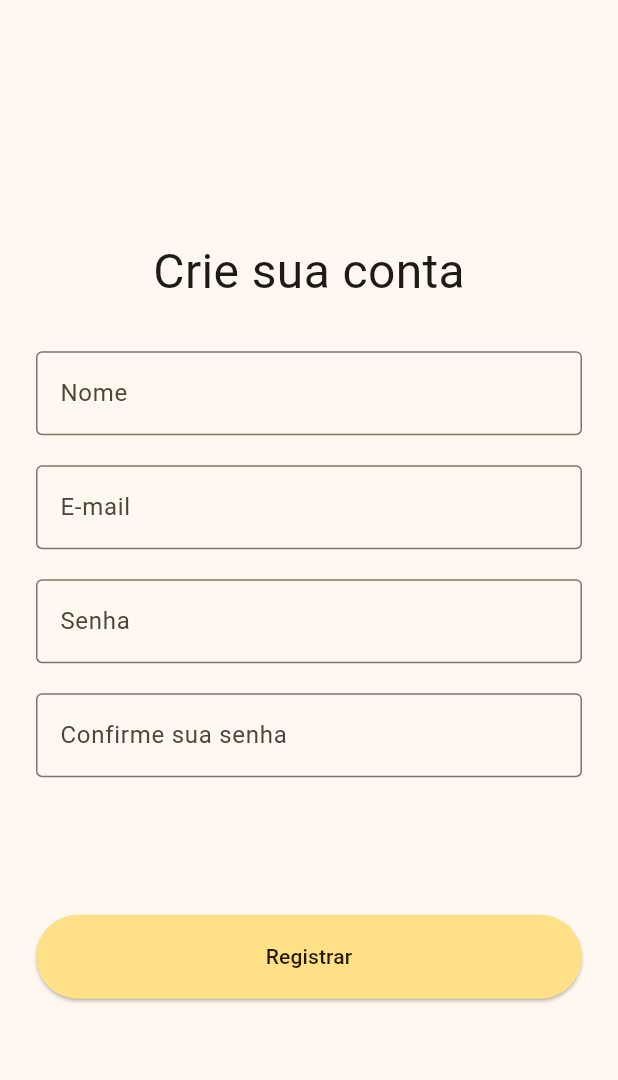
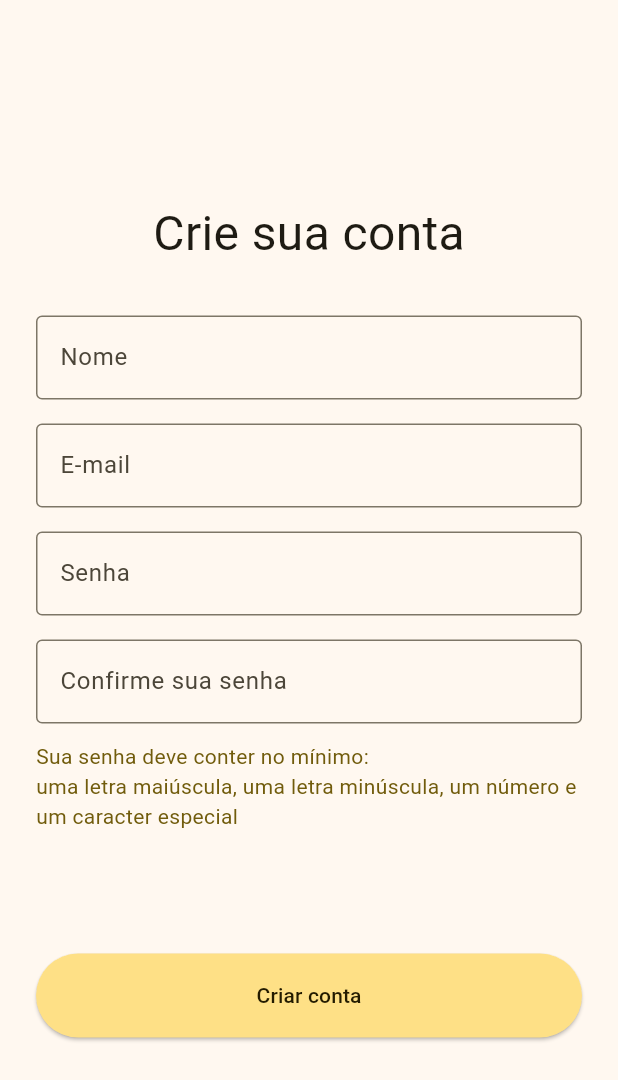
Before and after one commit to mattatito/bilhetinhos, a Flutter app: the screen it shows after launch, after a tap on "Não possui conta? Crie uma clicando aqui", on a phone screen of 412 x 824 dp. Shown: the top 1080 px of the screen. Run offline on Flutter 3.47's test engine with Material 3 defaults, Android fonts, the phone set to English and light mode, and no system bars; our stand-ins replace firebase_auth, firebase_core, flutter_bloc; accounts and stored records are empty; network calls fail.

```diff
--- a/lib/app_routes.dart
+++ b/lib/app_routes.dart
@@ -1,16 +1,19 @@
 import 'package:bilhetinhos/modules/auth/presentation/pages/login_page.dart';
-import 'package:bilhetinhos/modules/auth/presentation/pages/register_page.dart';
+import 'package:bilhetinhos/modules/auth/presentation/pages/create_account_page.dart';
+import 'package:bilhetinhos/modules/home/presentation/pages/home_page.dart';
 import 'package:flutter/material.dart';
 
 class AppRoutes {
   static const loginPage = '/login';
   static const registerPage = '/register-user';
+  static const homePage = '/home';
 }
 
 class AppRoutesBuilder {
   static Map<String, WidgetBuilder> routes() => {
     AppRoutes.loginPage: (context) => LoginPage(),
-    AppRoutes.registerPage: (context) => const RegisterPage(),
+    AppRoutes.registerPage: (context) => CreateAccountPage(),
+    AppRoutes.homePage: (context) => const HomePage(),
   };
 
   static Route<dynamic>? onGenerateRoutes(RouteSettings settings) {
--- a/lib/modules/auth/data/repositories/user_authentication_repository_impl.dart
+++ b/lib/modules/auth/data/repositories/user_authentication_repository_impl.dart
@@ -25,6 +25,7 @@ class UserAuthenticationRepositoryImpl implements UserRemoteAuthenticationReposi
       if (user == null || user.displayName == null || user.email == null) {
         return (UserModel.empty(), InvalidLoginCredentialsError());
       }
+
 
       return (UserModel(email: user.email!, name: user.displayName!), NoAuthError());
     } on FirebaseAuthException catch (e) {
--- /dev/null
+++ b/lib/modules/auth/domain/errors/register_errors.dart
@@ -0,0 +1,4 @@
+
+class RegisterErrors {}
+
+class NoRegisterError extends RegisterErrors {}
--- /dev/null
+++ b/lib/modules/auth/domain/models/register_user_model.dart
@@ -0,0 +1,7 @@
+class RegisterUserModel {
+  final String userName;
+  final String email;
+  final String password;
+
+  RegisterUserModel({required this.userName, required this.email, required this.password});
+}
--- /dev/null
+++ b/lib/modules/auth/domain/use_cases/create_user_use_case.dart
@@ -0,0 +1,22 @@
+import 'package:bilhetinhos/modules/auth/domain/errors/login_errors.dart';
+import 'package:bilhetinhos/modules/auth/domain/models/register_user_model.dart';
+import 'package:bilhetinhos/modules/auth/domain/repositories/user_authentication_repository.dart';
+
+abstract interface class CreateUserUseCase {
+  Future<AuthErrors> registerUser(RegisterUserModel registerUserModel);
+}
+
+class CreateUserUseCaseImpl implements CreateUserUseCase {
+
+  final UserRemoteAuthenticationRepository _userRemoteAuthenticationRepository;
+
+  CreateUserUseCaseImpl(this._userRemoteAuthenticationRepository);
+
+
+  @override
+  Future<AuthErrors> registerUser(RegisterUserModel registerUserModel) async {
+    final error = await _userRemoteAuthenticationRepository.createUser(registerUserModel.userName, registerUserModel.email, registerUserModel.password);
+
+    return error ?? NoAuthError();
+  }
+}
--- a/lib/modules/auth/domain/use_cases/login_user_use_case.dart
+++ b/lib/modules/auth/domain/use_cases/login_user_use_case.dart
@@ -17,6 +17,7 @@ class LoginUserUseCaseImpl implements LoginUserUseCase {
       if(email.trim().isEmpty|| password.trim().isEmpty){
         return InvalidLoginCredentialsError();
       }
+
       final (userModel, error) = await _loginUserRepository.loginUserWithEmailAndPassword(email, password);
       return error;
   }
--- /dev/null
+++ b/lib/modules/auth/presentation/pages/create_account_page.dart
@@ -0,0 +1,112 @@
+import 'package:bilhetinhos/modules/auth/data/repositories/user_authentication_repository_impl.dart';
+import 'package:bilhetinhos/modules/auth/domain/use_cases/create_user_use_case.dart';
+import 'package:bilhetinhos/modules/auth/presentation/states/register_state.dart';
+import 'package:bilhetinhos/modules/auth/presentation/viewmodels/register_viewmodel.dart';
+import 'package:bilhetinhos/modules/core-ui/widgets/outline_text_field.dart';
+import 'package:firebase_auth/firebase_auth.dart';
+import 'package:flutter/material.dart';
+import 'package:flutter_bloc/flutter_bloc.dart';
+
+class CreateAccountPage extends StatelessWidget {
+  final registerViewModel = RegisterViewModel(
+    CreateUserUseCaseImpl(
+      UserAuthenticationRepositoryImpl(FirebaseAuth.instance),
+    ),
+  );
+
+  CreateAccountPage({super.key});
+
+  @override
+  Widget build(BuildContext context) {
+    final colorScheme = Theme.of(context).colorScheme;
+    return Scaffold(
+      body: Padding(
+        padding: const EdgeInsets.symmetric(horizontal: 24),
+        child: Column(
+          mainAxisAlignment: MainAxisAlignment.center,
+          children: [
+            const Flexible(
+              flex: 2,
+              child: Text(
+                "Crie sua conta",
+                style: TextStyle(fontSize: 32),
+              ),
+            ),
+            const SizedBox(
+              height: 32,
+            ),
+            Flexible(
+              child: OutlineTextField(
+                labelText: 'Nome',
+                onChanged: (value) => registerViewModel.changeUserNameValue(value ?? ""),
+              ),
+            ),
+            const SizedBox(
+              height: 16,
+            ),
+            Flexible(
+              child: OutlineTextField(
+                labelText: 'E-mail',
+                onChanged: (value) => registerViewModel.changeEmailValue(value ?? ""),
+              ),
+            ),
+            const SizedBox(
+              height: 16,
+            ),
+            Flexible(
+              child: OutlineTextField(
+                labelText: 'Senha',
+                onChanged: (value) => registerViewModel.changePasswordValue(value ?? ""),
+              ),
+            ),
+            const SizedBox(
+              height: 16,
+            ),
+            Flexible(
+              child: OutlineTextField(
+                labelText: 'Confirme sua senha',
+                onChanged: (value) => registerViewModel.changeConfirmPasswordValue(value ?? ""),
+              ),
+            ),
+            const SizedBox(
+              height: 12,
+            ),
+            Flexible(
+                child: SizedBox(
+                  width: double.maxFinite,
+                  child: Text(
+                    'Sua senha deve conter no mínimo:\numa letra maiúscula, uma letra minúscula, um número e um caracter especial',
+                    style: TextStyle(
+                      color: colorScheme.primary,
+                    ),
+                    textAlign: TextAlign.start,
+                  ),
+                )),
+            Flexible(flex: 1, child: Container()),
+            Flexible(
+              child: SizedBox(
+                  width: double.maxFinite,
+                  height: 56,
+                  child: BlocBuilder<RegisterViewModel, RegisterState>(
+                      bloc: registerViewModel,
+                      builder: (context, state) {
+                        return ElevatedButton(
+                          onPressed: state.loading ? null : registerViewModel.registerUser,
+                          style: ElevatedButton.styleFrom(
+                              backgroundColor: colorScheme.primaryContainer,
+                              overlayColor: colorScheme.onPrimaryContainer),
+                          child: state.loading
+                              ? const Center(child: CircularProgressIndicator())
+                              : Text(
+                                  'Criar conta',
+                                  style: TextStyle(color: colorScheme.onPrimaryContainer),
+                                ),
+                        );
+                      })),
+            ),
+          ],
+        ),
+      ),
+    );
+  }
+}
--- a/lib/modules/auth/presentation/pages/login_page.dart
+++ b/lib/modules/auth/presentation/pages/login_page.dart
@@ -44,6 +44,9 @@ class LoginPage extends StatelessWidget {
                         ]);
                   });
             }
+            if(state is LoggedUser){
+              Navigator.of(context).pushReplacementNamed(AppRoutes.homePage);
+            }
           },
           child:  Column(
             mainAxisAlignment: MainAxisAlignment.center,
@@ -64,7 +67,7 @@ class LoginPage extends StatelessWidget {
                 ),
               ),
               const SizedBox(
-                height: 20,
+                height: 16,
               ),
               Flexible(
                 child: OutlineTextField(
--- a/lib/modules/auth/presentation/pages/register_page.dart
+++ /dev/null
@@ -1,70 +0,0 @@
-import 'package:bilhetinhos/modules/core-ui/widgets/outline_text_field.dart';
-import 'package:flutter/material.dart';
-
-class RegisterPage extends StatelessWidget {
-  const RegisterPage({super.key});
-
-  @override
-  Widget build(BuildContext context) {
-    final colorScheme = Theme.of(context).colorScheme;
-    return Scaffold(
-      body: Padding(
-        padding: const EdgeInsets.symmetric(horizontal: 24),
-        child: Column(
-          mainAxisAlignment: MainAxisAlignment.center,
-          children: [
-            const Flexible(
-              flex: 2,
-              child: Text(
-                "Crie sua conta",
-                style: TextStyle(fontSize: 32),
-              ),
-            ),
-            const SizedBox(
-              height: 30,
-            ),
-            const Flexible(
-              child: OutlineTextField(labelText: 'Nome'),
-            ),
-            const SizedBox(
-              height: 20,
-            ),
-            const Flexible(
-              child: OutlineTextField(labelText: 'E-mail'),
-            ),
-            const SizedBox(
-              height: 20,
-            ),
-            const Flexible(
-              child: OutlineTextField(
-                labelText: 'Senha',
-              ),
-            ),
-            const SizedBox(
-              height: 20,
-            ),
-            const Flexible(
-              child: OutlineTextField(labelText: 'Confirme sua senha'),
-            ),
-            Flexible(flex: 1, child: Container()),
-            Flexible(
-              child: SizedBox(
-                  width: double.maxFinite,
-                  height: 56,
-                  child: ElevatedButton(
-                    onPressed: () {},
-                    style: ElevatedButton.styleFrom(
-                        backgroundColor: colorScheme.primaryContainer,
-                        overlayColor: colorScheme.onPrimaryContainer),
-                    child: Text(
-                      'Registrar',
-                      style: TextStyle(color: colorScheme.onPrimaryContainer),
-                    ),
-                  )),
-            ),
-          ],
-        ),
-      ),
-    );
-  }
-}
--- /dev/null
+++ b/lib/modules/auth/presentation/states/register_state.dart
@@ -0,0 +1,36 @@
+class RegisterState {
+  final String userName;
+  final String email;
+  final String password;
+  final String confirmPassword;
+  final String? errorMessage;
+  final bool loading;
+
+  RegisterState({this.userName = '', this.email = '', this.password = '', this.confirmPassword = '', this.errorMessage, this.loading = false});
+
+  RegisterState isLoading() => copyWith(loading: true);
+
+  RegisterState error(String message) => copyWith(loading: false, errorMessage: message);
+
+  RegisterState copyWith({
+    String? userName,
+    String? email,
+    String? password,
+    String? confirmPassword,
+    String? errorMessage,
+    bool? loading,
+  }) {
+    return RegisterState(
+      userName: userName ?? this.userName,
+      email: email ?? this.email,
+      password: password ?? this.password,
+      confirmPassword: confirmPassword ?? this.confirmPassword,
+      errorMessage: errorMessage ?? this.errorMessage,
+      loading: loading ?? this.loading,
+    );
+  }
+}
+
+class RegisterSucceed extends RegisterState {
+  RegisterSucceed();
+}
--- a/lib/modules/auth/presentation/viewmodels/login_viewmodel.dart
+++ b/lib/modules/auth/presentation/viewmodels/login_viewmodel.dart
@@ -10,14 +10,12 @@ class LoginViewModel extends Cubit<LoginState>{
 
   final ValueNotifier<String> email = ValueNotifier("");
   final ValueNotifier<String> password = ValueNotifier("");
-  final ValueNotifier<String> errorMessage = ValueNotifier("");
 
   LoginViewModel(this._loginUserUseCase) : super(LoginState());
 
   Future<void> loginUser() async {
     emit(LoadingLoginState());
     final error = await _loginUserUseCase.loginUser(email.value, password.value);
-
     if(error is NoAuthError){
       emit(LoggedUser());
       return;
--- a/lib/modules/core-ui/widgets/outline_text_field.dart
+++ b/lib/modules/core-ui/widgets/outline_text_field.dart
@@ -5,13 +5,15 @@ class OutlineTextField extends StatelessWidget {
 
   final String? labelText;
   final bool obscure;
+  final bool? enabled;
   final Function(String?)? onChanged;
 
-  const OutlineTextField({super.key, this.labelText, this.obscure = false, this.onChanged});
+  const OutlineTextField({super.key, this.labelText, this.obscure = false, this.onChanged, this.enabled});
 
   @override
   Widget build(BuildContext context) {
     return TextField(
+      enabled: enabled,
       decoration: InputDecoration(border: const OutlineInputBorder(), labelText: labelText),
       obscureText: obscure,
       onChanged: onChanged,
```
Also changed, not shown: lib/modules/auth/presentation/viewmodels/register_viewmodel.dart (added, +43 -0 lines), lib/modules/home/presentation/pages/home_page.dart (added, +16 -0 lines).
